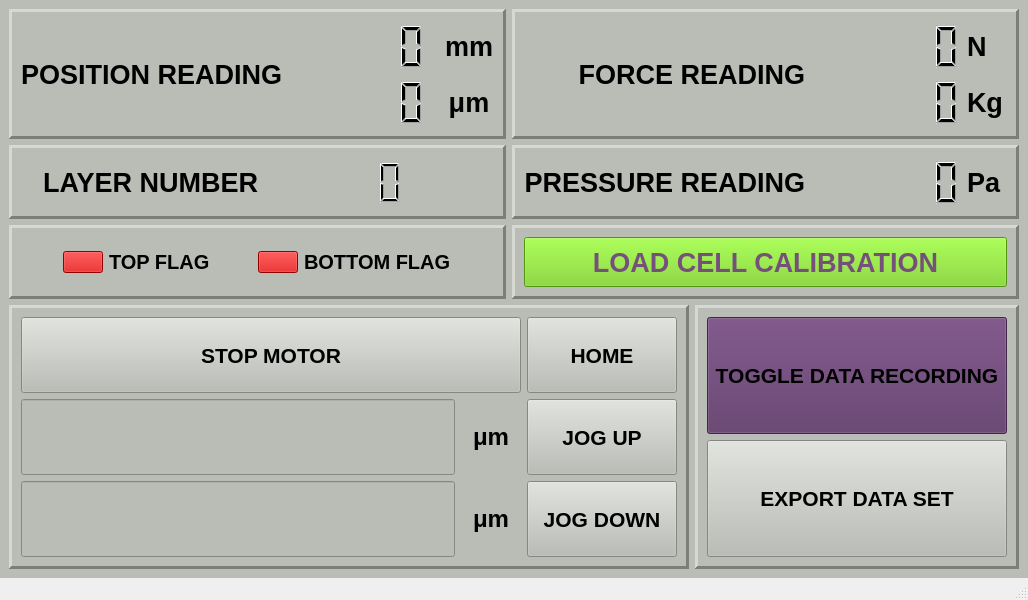
Old version of the form newBlackBetty.ui in the repository georgeExotic/BlackBetty_v2.
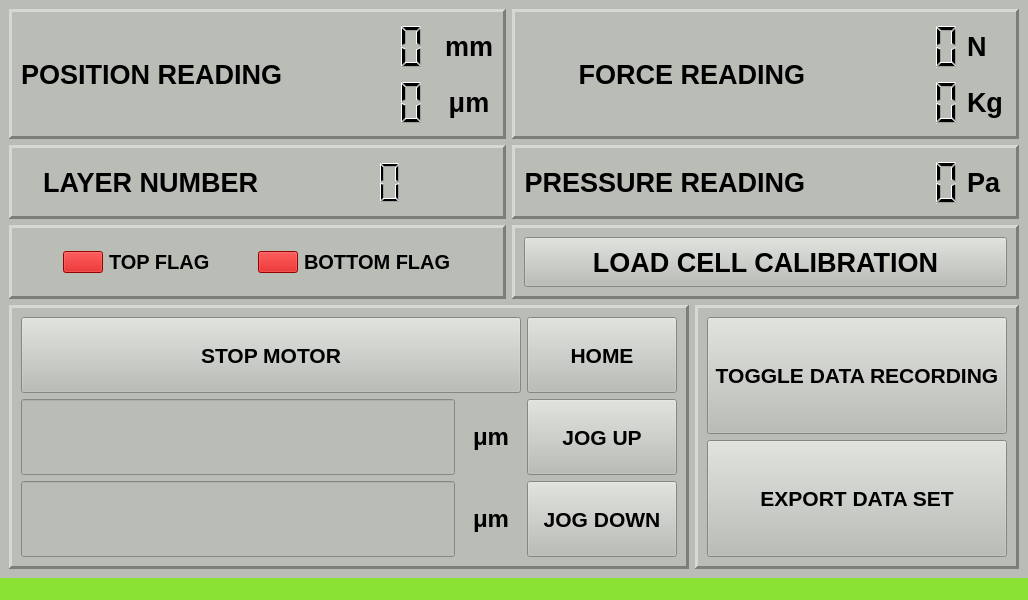
New version of the form.

Patch:
```diff
--- a/newBlackBetty.ui
+++ b/newBlackBetty.ui
@@ -25,6 +25,9 @@
   <property name="windowTitle">
    <string>MainWindow</string>
   </property>
+  <property name="styleSheet">
+   <string notr="true">background-color: rgb(138, 226, 52);</string>
+  </property>
   <widget class="QWidget" name="centralwidget">
    <property name="sizePolicy">
     <sizepolicy hsizetype="Minimum" vsizetype="Minimum">
@@ -456,10 +459,6 @@
                  <bold>true</bold>
                 </font>
                </property>
-               <property name="styleSheet">
-                <string notr="true">color: rgb(117, 80, 123);
-background-color: rgb(115, 210, 22);</string>
-               </property>
                <property name="text">
                 <string>LOAD CELL CALIBRATION</string>
                </property>
@@ -1081,9 +1080,6 @@
                <bold>true</bold>
               </font>
              </property>
-             <property name="styleSheet">
-              <string notr="true">background-color: rgb(92, 53, 102);</string>
-             </property>
              <property name="text">
               <string>TOGGLE DATA RECORDING</string>
              </property>
```
